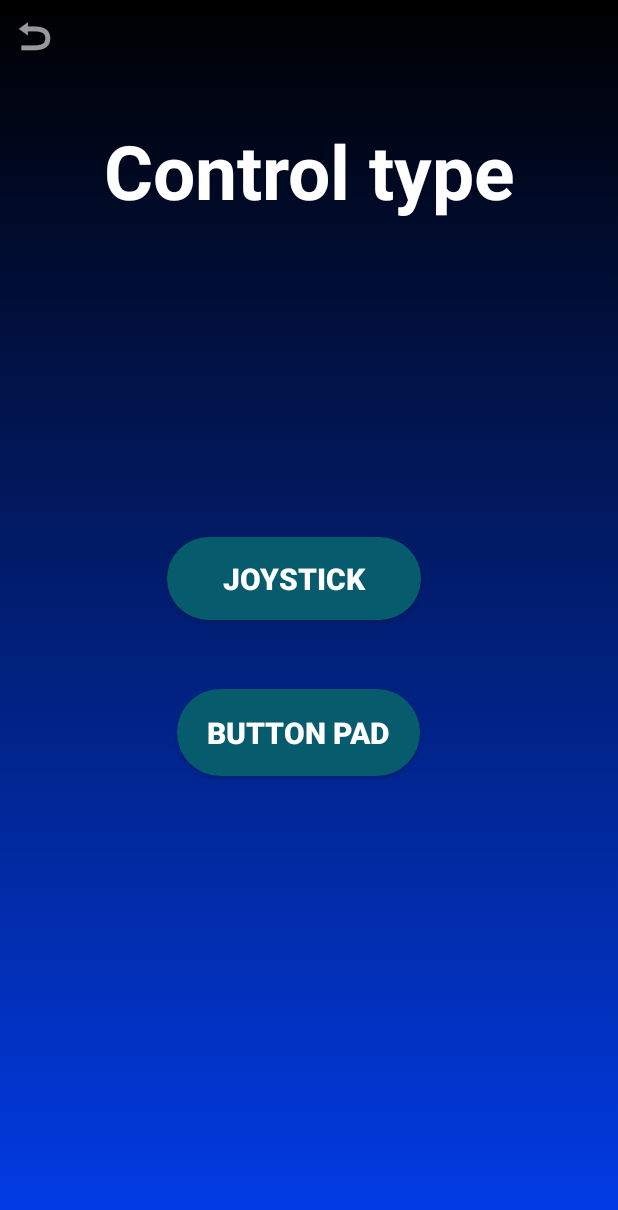
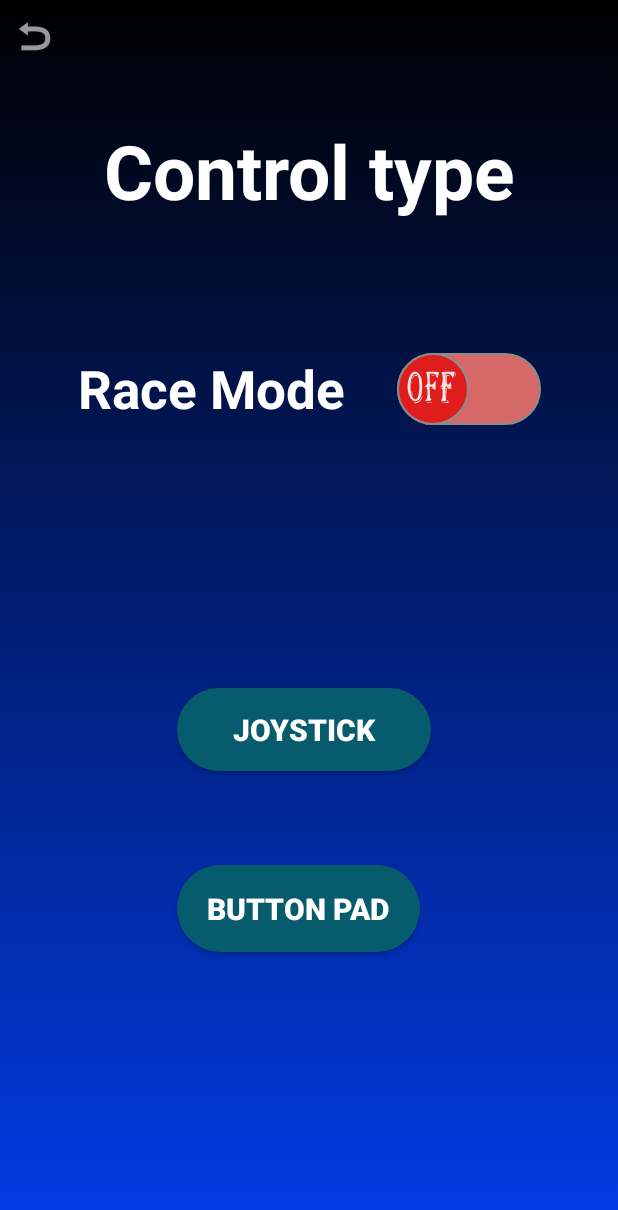
Before and after one commit to DIT113-V22/group-08, an Android app: the ControlChoice screen opened directly, with no data from a screen before it, on a phone screen of 412 x 824 dp. Shown: the top 1210 px of the screen. Run offline under Robolectric (Android 15) with nearby library versions, the phone set to English and light mode, and no system bars.

Commit message:
saving changes

```diff
--- a/Android/islandRush/app/build.gradle
+++ b/Android/islandRush/app/build.gradle
@@ -13,7 +13,7 @@ android {
 
     defaultConfig {
         applicationId "com.quinstedt.islandRush"
-        minSdk 22
+        minSdk 23
         targetSdk 29
         versionCode 1
         versionName "1.0"
--- a/Android/islandRush/app/src/main/java/com/quinstedt/islandRush/BrokerConnection.java
+++ b/Android/islandRush/app/src/main/java/com/quinstedt/islandRush/BrokerConnection.java
@@ -146,7 +146,7 @@ public class BrokerConnection extends AppCompatActivity {
      * @param message - the message that we send to the broker
      * @param actionDescription - the action description that will be printed
      */
-    public void drive(String message, String actionDescription) {
+    public void publishMqttMessage(String message, String actionDescription) {
         if (!isConnected) {
             final String notConnected = "Not connected (yet)";
             Log.e(Topics.Connection.TAG, notConnected);
--- /dev/null
+++ b/Android/islandRush/app/src/main/res/drawable/ic_off.xml
@@ -0,0 +1,54 @@
+<vector xmlns:android="http://schemas.android.com/apk/res/android"
+    android:width="25dp"
+    android:height="25dp"
+    android:viewportWidth="99"
+    android:viewportHeight="59">
+  <path
+      android:pathData="M12.4,13.9c-3.4,2.1 -6.4,8.3 -6.4,13.3 0,1.7 0.9,5.1 2,7.4 4.4,9 17.1,9.9 21.5,1.4 2.2,-4.3 2,-14.8 -0.4,-18.4 -3.8,-5.7 -10.9,-7.3 -16.7,-3.7zM23.5,16c3.9,4.3 3.8,17.8 -0.2,22.2 -2.2,2.4 -5.7,2.3 -8.8,-0.5 -4.4,-3.9 -4.7,-15.7 -0.4,-21.1 2.5,-3.2 6.8,-3.5 9.4,-0.6z"
+      android:fillColor="#F3E5E5"
+      android:strokeColor="#00000000"/>
+  <path
+      android:pathData="M15.7,16.8c-1,1 -1.7,2.3 -1.7,2.8 0,0.4 0.7,-0.2 1.6,-1.5 1.2,-1.7 2.4,-2.2 4.5,-1.9 1.5,0.3 2.6,0.1 2.3,-0.4 -0.9,-1.5 -5.1,-0.8 -6.7,1z"
+      android:fillColor="#F3E5E5"
+      android:strokeColor="#00000000"/>
+  <path
+      android:pathData="M13.2,23c0,1.4 0.2,1.9 0.5,1.2 0.2,-0.6 0.2,-1.8 0,-2.5 -0.3,-0.6 -0.5,-0.1 -0.5,1.3z"
+      android:fillColor="#F3E5E5"
+      android:strokeColor="#00000000"/>
+  <path
+      android:pathData="M13,32.6c0,1 0.5,2.6 1,3.4 0.8,1.1 0.9,0.7 0.4,-1.5 -0.8,-3.7 -1.4,-4.5 -1.4,-1.9z"
+      android:fillColor="#F3E5E5"
+      android:strokeColor="#00000000"/>
+  <path
+      android:pathData="M38.3,13.8c1.8,1.9 2.5,11.2 0.9,11.2 -0.5,-0 -1.7,0.7 -2.8,1.5 -1.8,1.4 -1.7,1.5 1.1,0.9 2.3,-0.4 2.6,-0.3 1.5,0.5 -1,0.7 -1.1,1.1 -0.2,1.1 0.8,-0 1.2,1.7 1.2,4.9 0,4 -0.4,5.3 -2.2,6.6 -2.2,1.5 -2.1,1.6 3.5,1.3 3.1,-0.2 5.7,-0.8 5.7,-1.3 0,-0.6 -0.6,-1 -1.2,-1 -0.9,-0 -1.4,-2.1 -1.6,-6.3l-0.3,-6.2 3.3,0.1c3.1,0.1 3.2,0.1 0.8,0.9 -2.4,0.8 -2.4,0.8 0.6,0.9 1.6,0.1 3.5,0.6 4.2,1.3 0.9,0.9 1.2,-0 1.2,-4.2l0,-5.3 -2.3,2.1c-1.3,1.2 -3.5,2.2 -5,2.2 -2.6,-0 -2.7,-0.2 -2.7,-5.5l0,-5.5 4.3,-0c2.3,-0 4.9,0.5 5.7,1 0.8,0.5 1.1,1 0.5,1 -1,-0 1.5,2 2.6,2 0.4,-0 0.9,-0.8 1.3,-1.8 0.3,-0.9 0.9,-2.3 1.2,-3 0.4,-0.9 -2.1,-1.2 -11.2,-1.2 -11.3,-0 -11.6,0.1 -10.1,1.8z"
+      android:fillColor="#F3E5E5"
+      android:strokeColor="#00000000"/>
+  <path
+      android:pathData="M64.3,13.1c2.7,1.6 2.4,10.5 -0.5,12.9l-2.3,1.9 2.5,-0.6c2.4,-0.5 2.5,-0.5 0.5,1.1 -1.6,1.3 -1.7,1.5 -0.2,1 1.5,-0.5 1.7,-0 1.7,4.2 0,3 -0.6,5.4 -1.7,6.6 -1.5,1.7 -1.4,1.8 3.7,1.8 4.2,-0 5.1,-0.3 4.2,-1.2 -0.7,-0.7 -1.2,-3.9 -1.2,-7.5l0,-6.3 3.3,0.1c3,0.2 3,0.2 0.5,0.6 -2.7,0.4 -2.8,0.6 -2.6,6.1l0.2,5.7 0.3,-5.4 0.4,-5.3 3.5,0.4c3.4,0.4 3.4,0.4 3.4,-3.6 0,-3.7 -0.1,-3.8 -1.8,-2.3 -3.4,3.1 -5.2,2.2 -5.2,-2.7 0,-4.3 0.1,-4.5 3.3,-4.9 3.2,-0.4 3.2,-0.4 -0.5,-0.5l-3.7,-0.2 -0.4,5.2 -0.3,5.3 -0.2,-5.8 -0.2,-5.7 4,-0c2.9,-0 4.7,0.7 6.3,2.3l2.3,2.2 1.7,-3.2 1.7,-3.3 -12.3,-0c-8.8,0.1 -11.7,0.3 -10.4,1.1z"
+      android:fillColor="#F3E5E5"
+      android:strokeColor="#00000000"/>
+  <path
+      android:pathData="M87,15c-0.6,1.1 -0.8,2 -0.6,2 0.3,-0 1,-0.9 1.6,-2 0.6,-1.1 0.8,-2 0.6,-2 -0.3,-0 -1,0.9 -1.6,2z"
+      android:fillColor="#F3E5E5"
+      android:strokeColor="#00000000"/>
+  <path
+      android:pathData="M47.8,15.7c1.2,0.2 3,0.2 4,-0 0.9,-0.3 -0.1,-0.5 -2.3,-0.4 -2.2,-0 -3,0.2 -1.7,0.4z"
+      android:fillColor="#F3E5E5"
+      android:strokeColor="#00000000"/>
+  <path
+      android:pathData="M81.3,27c0,3 0.2,4.3 0.4,2.7 0.2,-1.5 0.2,-3.9 0,-5.5 -0.2,-1.5 -0.4,-0.2 -0.4,2.8z"
+      android:fillColor="#F3E5E5"
+      android:strokeColor="#00000000"/>
+  <path
+      android:pathData="M30,38c-1.4,2.7 -4.6,4.3 -10,5.1l-4.5,0.6 4,0.2c4.4,0.1 9.7,-2.6 11.5,-5.8 0.6,-1.2 0.8,-2.1 0.6,-2.1 -0.3,-0 -1,0.9 -1.6,2z"
+      android:fillColor="#F3E5E5"
+      android:strokeColor="#00000000"/>
+  <path
+      android:pathData="M74.5,42c0.3,0.5 -2.1,1.1 -5.7,1.3l-6.3,0.3 7.4,0.2c6.4,0.2 7.2,-0 6.1,-1.3 -1.4,-1.7 -2.5,-2 -1.5,-0.5z"
+      android:fillColor="#F3E5E5"
+      android:strokeColor="#00000000"/>
+  <path
+      android:pathData="M39.7,43.7c1.8,0.2 5,0.2 7,-0 2.1,-0.2 0.7,-0.4 -3.2,-0.4 -3.8,-0 -5.5,0.2 -3.8,0.4z"
+      android:fillColor="#F3E5E5"
+      android:strokeColor="#00000000"/>
+</vector>
--- /dev/null
+++ b/Android/islandRush/app/src/main/res/drawable/ic_on.xml
@@ -0,0 +1,46 @@
+<vector xmlns:android="http://schemas.android.com/apk/res/android"
+    android:width="25dp"
+    android:height="25dp"
+    android:viewportWidth="99"
+    android:viewportHeight="59">
+  <path
+      android:pathData="M26.2,13.5c-2.2,1 -3.9,2.8 -5.2,5.7 -2.5,5.5 -2.5,10.1 0,15.4 4.4,9 17.1,9.9 21.5,1.4 2.3,-4.4 2,-14.5 -0.5,-18.5 -3.2,-5.2 -9.5,-6.7 -15.8,-4zM36.5,16c3.9,4.3 3.8,17.8 -0.2,22.2 -2.2,2.4 -5.7,2.3 -8.8,-0.5 -4.4,-3.9 -4.7,-15.7 -0.4,-21.1 2.5,-3.2 6.8,-3.5 9.4,-0.6z"
+      android:fillColor="#F3E5E5"
+      android:strokeColor="#00000000"/>
+  <path
+      android:pathData="M28.7,16.8c-1,1 -1.7,2.3 -1.7,2.8 0,0.4 0.7,-0.2 1.6,-1.5 1.2,-1.7 2.4,-2.2 4.5,-1.9 1.5,0.3 2.6,0.1 2.3,-0.4 -0.9,-1.5 -5.1,-0.8 -6.7,1z"
+      android:fillColor="#F3E5E5"
+      android:strokeColor="#00000000"/>
+  <path
+      android:pathData="M26.2,23c0,1.4 0.2,1.9 0.5,1.2 0.2,-0.6 0.2,-1.8 0,-2.5 -0.3,-0.6 -0.5,-0.1 -0.5,1.3z"
+      android:fillColor="#F3E5E5"
+      android:strokeColor="#00000000"/>
+  <path
+      android:pathData="M26,32.6c0,1 0.5,2.6 1,3.4 0.8,1.1 0.9,0.7 0.4,-1.5 -0.8,-3.7 -1.4,-4.5 -1.4,-1.9z"
+      android:fillColor="#F3E5E5"
+      android:strokeColor="#00000000"/>
+  <path
+      android:pathData="M50.8,13.2c0.8,0.8 1.2,5.2 1.2,13.2 0,9.7 -0.3,12.3 -1.7,13.8 -1.5,1.7 -1.4,1.8 3.2,1.8 4.5,-0 4.7,-0.1 2.9,-1.4 -1.6,-1.2 -1.9,-2.9 -2.2,-12.3 -0.3,-12.5 -0.5,-12.5 7.4,2.9 4.1,8.3 5.9,10.8 7.4,10.8 1.9,-0 2,-0.7 2,-13 0,-11.7 0.2,-13.2 2,-15l2,-2 -4.7,-0c-4.4,-0 -4.5,0.1 -2.9,1.9 1.3,1.5 1.6,3.7 1.5,11.5l-0.1,9.8 -1.9,-3.1c-1,-1.7 -3.5,-6.3 -5.5,-10.2 -2.8,-5.6 -3.3,-7.4 -2.3,-8.5 1,-1.2 0.3,-1.4 -4.2,-1.4 -4.1,-0 -5,0.3 -4.1,1.2z"
+      android:fillColor="#F3E5E5"
+      android:strokeColor="#00000000"/>
+  <path
+      android:pathData="M73.5,15c-0.3,0.6 0.1,0.7 0.9,0.4 1.8,-0.7 2.1,-1.4 0.7,-1.4 -0.6,-0 -1.3,0.4 -1.6,1z"
+      android:fillColor="#F3E5E5"
+      android:strokeColor="#00000000"/>
+  <path
+      android:pathData="M72,31.4c0,11.1 -0.1,11.5 -2.2,11.9 -2,0.4 -1.9,0.4 0.5,0.6l2.7,0.1 0,-12c0,-6.6 -0.2,-12 -0.5,-12 -0.3,-0 -0.5,5.1 -0.5,11.4z"
+      android:fillColor="#F3E5E5"
+      android:strokeColor="#00000000"/>
+  <path
+      android:pathData="M65,26c0.6,1.1 1.3,2 1.6,2 0.2,-0 0,-0.9 -0.6,-2 -0.6,-1.1 -1.3,-2 -1.6,-2 -0.2,-0 0,0.9 0.6,2z"
+      android:fillColor="#F3E5E5"
+      android:strokeColor="#00000000"/>
+  <path
+      android:pathData="M43,38c-1.4,2.7 -4.6,4.3 -10,5.1l-4.5,0.6 4,0.2c4.4,0.1 9.7,-2.6 11.5,-5.8 0.6,-1.2 0.8,-2.1 0.6,-2.1 -0.3,-0 -1,0.9 -1.6,2z"
+      android:fillColor="#F3E5E5"
+      android:strokeColor="#00000000"/>
+  <path
+      android:pathData="M50.7,43.7c1.8,0.2 5,0.2 7,-0 2.1,-0.2 0.7,-0.4 -3.2,-0.4 -3.8,-0 -5.5,0.2 -3.8,0.4z"
+      android:fillColor="#F3E5E5"
+      android:strokeColor="#00000000"/>
+</vector>
--- /dev/null
+++ b/Android/islandRush/app/src/main/res/drawable/thumb.xml
@@ -0,0 +1,9 @@
+<?xml version="1.0" encoding="utf-8"?>
+<selector xmlns:android="http://schemas.android.com/apk/res/android">
+    <item android:state_checked="true"
+        android:drawable="@drawable/thumb_on">
+    </item>
+    <item android:state_checked="false"
+        android:drawable="@drawable/thumb_off">
+    </item>
+</selector>
--- /dev/null
+++ b/Android/islandRush/app/src/main/res/drawable/thumb_off.xml
@@ -0,0 +1,17 @@
+<?xml version="1.0" encoding="utf-8"?>
+<layer-list xmlns:android="http://schemas.android.com/apk/res/android">
+    <item android:state_checked="false">
+        <shape android:shape="oval">
+            <solid android:color="#DF1D1D"/>
+            <stroke android:width="1dp"
+                android:color="#8c8c8c"/>
+            <size android:width="48dp"
+                android:height="48dp"/>
+        </shape>
+    </item>
+    <item android:drawable="@drawable/ic_off"
+        android:right="5dp"
+        android:left="5dp"
+        android:bottom="5dp"
+        android:top="5dp"/>
+</layer-list>
--- /dev/null
+++ b/Android/islandRush/app/src/main/res/drawable/thumb_on.xml
@@ -0,0 +1,17 @@
+<?xml version="1.0" encoding="utf-8"?>
+<layer-list xmlns:android="http://schemas.android.com/apk/res/android">
+    <item android:state_checked="true">
+        <shape android:shape="oval">
+            <solid android:color="#1BA81B"/>
+            <size android:width="48dp"
+                android:height="48dp"/>
+            <stroke android:width="1dp"
+                android:color="#8c8c8c"/>
+        </shape>
+    </item>
+    <item android:drawable="@drawable/ic_on"
+        android:right="5dp"
+        android:left="5dp"
+        android:bottom="5dp"
+        android:top="5dp"/>
+</layer-list>
--- /dev/null
+++ b/Android/islandRush/app/src/main/res/drawable/track.xml
@@ -0,0 +1,19 @@
+<?xml version="1.0" encoding="utf-8"?>
+<selector xmlns:android="http://schemas.android.com/apk/res/android">
+    <item android:state_checked="true">
+        <shape android:shape="rectangle">
+            <solid android:color="#7FC68B"/>
+            <corners android:radius="100dp"/>
+            <stroke android:width="1dp"
+                android:color="#8c8c8c"/>
+        </shape>
+    </item>
+    <item android:state_checked="false">
+        <shape android:shape="rectangle">
+            <solid android:color="#D66868"/>
+            <corners android:radius="100dp"/>
+            <stroke android:width="1dp"
+                android:color="#8c8c8c"/>
+        </shape>
+    </item>
+</selector>
--- a/Android/islandRush/app/src/main/res/layout/activity_control_choice.xml
+++ b/Android/islandRush/app/src/main/res/layout/activity_control_choice.xml
@@ -32,10 +32,10 @@
         android:textStyle="bold"
         app:layout_constraintBottom_toBottomOf="parent"
         app:layout_constraintEnd_toEndOf="parent"
-        app:layout_constraintHorizontal_bias="0.458"
+        app:layout_constraintHorizontal_bias="0.487"
         app:layout_constraintStart_toStartOf="parent"
         app:layout_constraintTop_toTopOf="parent"
-        app:layout_constraintVertical_bias="0.466" />
+        app:layout_constraintVertical_bias="0.597" />
 
     <Button
         android:id="@+id/button_control"
@@ -51,7 +51,7 @@
         app:layout_constraintHorizontal_bias="0.473"
         app:layout_constraintStart_toStartOf="parent"
         app:layout_constraintTop_toTopOf="parent"
-        app:layout_constraintVertical_bias="0.6" />
+        app:layout_constraintVertical_bias="0.753" />
 
     <ImageButton
         android:id="@+id/controlChoice_escapeHash"
@@ -64,5 +64,22 @@
         app:layout_constraintTop_toTopOf="parent"
         app:srcCompat="@android:drawable/ic_menu_revert" />
 
+    <androidx.appcompat.widget.SwitchCompat
+        android:id="@+id/raceMode"
+        android:layout_width="wrap_content"
+        android:layout_height="wrap_content"
+        android:layout_marginTop="88dp"
+        android:textSize="35sp"
+        android:text="Race Mode    "
+        android:textColor="@color/white"
+        android:textStyle="bold"
+        android:thumb="@drawable/thumb"
+        app:layout_constraintBottom_toTopOf="@+id/button_joystick"
+        app:layout_constraintEnd_toEndOf="parent"
+        app:layout_constraintStart_toStartOf="parent"
+        app:layout_constraintTop_toBottomOf="@+id/titleControlChoice"
+        app:layout_constraintVertical_bias="0.0"
+        app:track="@drawable/track" />
+
 
 </androidx.constraintlayout.widget.ConstraintLayout>
--- a/Android/islandRush/app/src/main/res/layout/activity_control_pad.xml
+++ b/Android/islandRush/app/src/main/res/layout/activity_control_pad.xml
@@ -212,10 +212,10 @@
         android:alpha="0.8"
         android:background="@drawable/black_circle_button"
         android:text="Reset"
+        android:textColor="@color/white"
         android:textSize="20sp"
-        android:textColor="@color/white"
         app:layout_constraintEnd_toStartOf="@+id/pauseButtonControlPad"
-        app:layout_constraintHorizontal_bias="0.0"
+        app:layout_constraintHorizontal_bias="0.016"
         app:layout_constraintStart_toStartOf="parent"
         app:layout_constraintTop_toBottomOf="@+id/simpleChronometerControlPad" />
 
```
Also changed, not shown: Android/islandRush/app/src/main/java/com/quinstedt/islandRush/activityClasses/ControlChoice.java (+28 -3 lines), Android/islandRush/app/src/main/java/com/quinstedt/islandRush/activityClasses/ControlPad.java (+81 -61 lines), Android/islandRush/app/src/main/java/com/quinstedt/islandRush/activityClasses/Joystick.java (+45 -21 lines), Android/islandRush/app/src/main/res/layout/activity_joystick.xml (+10 -6 lines).
